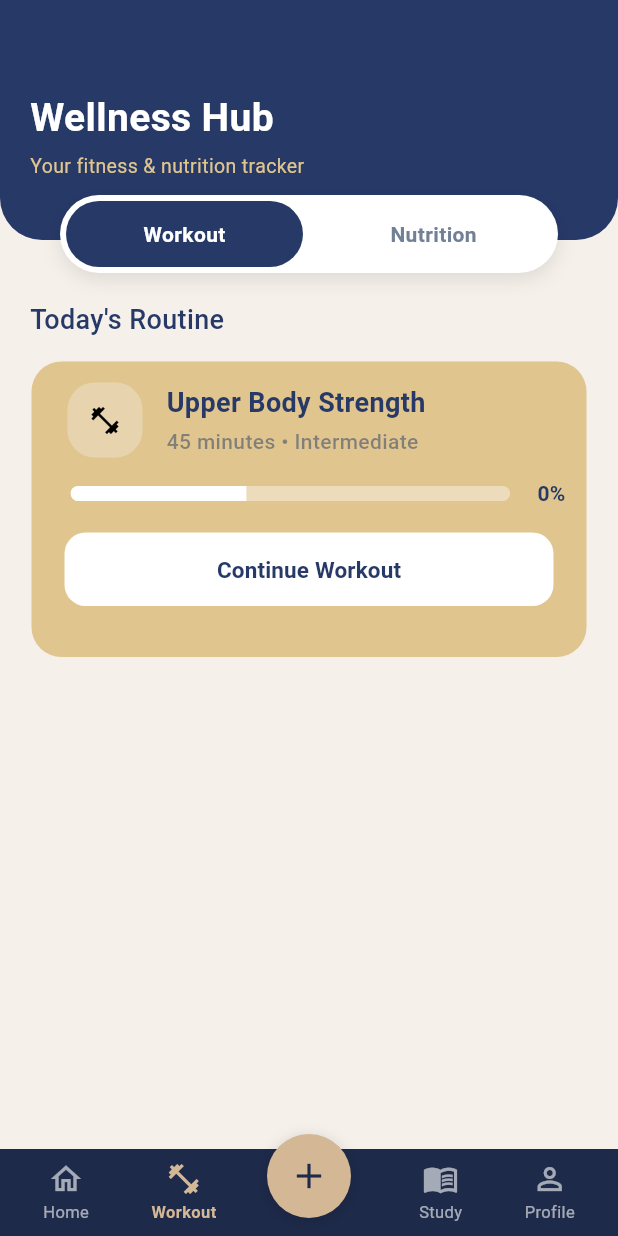
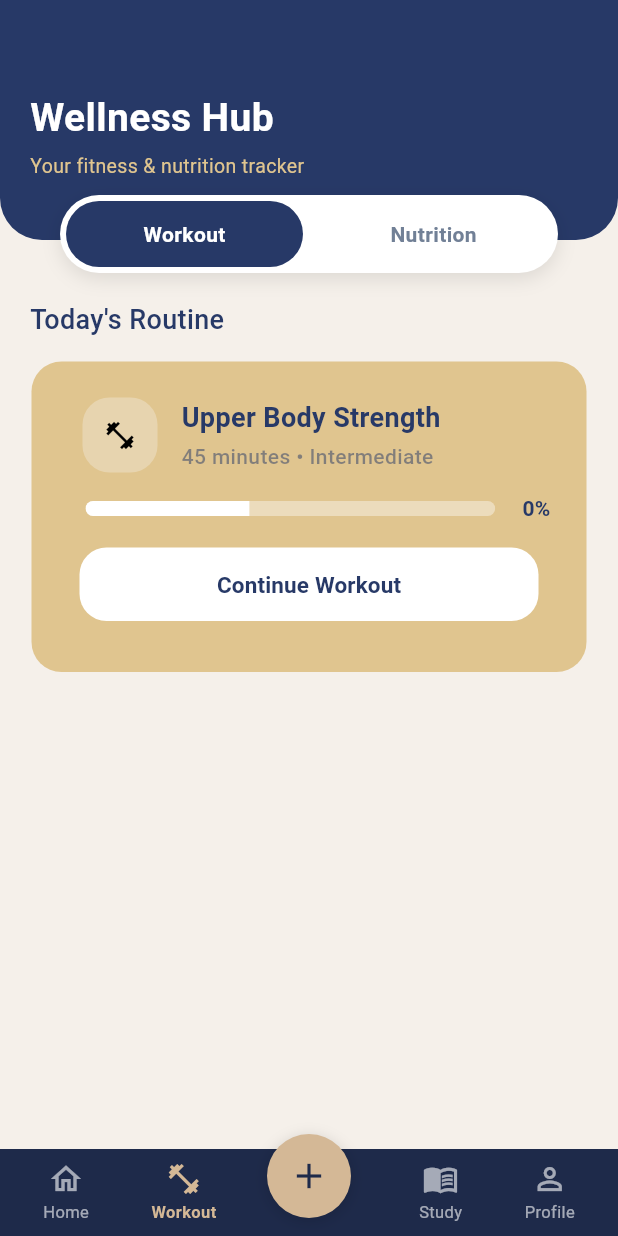
Before and after one commit to Kaido147/Nutrisense-Application, a Flutter app: the screen it shows after launch, item 2 of the bottom bar chosen, on a phone screen of 412 x 824 dp. Run offline on Flutter 3.47's test engine with Material 3 defaults, Android fonts, the phone set to English and light mode, and no system bars.

Commit message:
adjustment, added icon, fixed naming, add themes for responsiveness

```diff
--- a/lib/main.dart
+++ b/lib/main.dart
@@ -1,18 +1,36 @@
 import 'package:flutter/material.dart';
 import 'layout/main_navigation.dart';
+import 'package:flutter/services.dart';
 
 void main() {
+  SystemChrome.setSystemUIOverlayStyle(const SystemUiOverlayStyle(
+    statusBarColor: Colors.transparent, // Optional: make status bar background transparent
+    statusBarIconBrightness: Brightness.dark, // For Android (dark icons)
+    statusBarBrightness: Brightness.light, // For iOS (dark icons)
+  ));
   runApp(const MyApp());
 }
 
 class MyApp extends StatelessWidget {
   const MyApp({super.key});
 
+
+
   // This widget is the root of your application.
   @override
   Widget build(BuildContext context) {
-    return const MaterialApp(
+    return MaterialApp(
+      theme: ThemeData(
+        useMaterial3: true,
+        appBarTheme: const AppBarTheme(
+          systemOverlayStyle: SystemUiOverlayStyle(
+            statusBarIconBrightness: Brightness.light,
+            statusBarBrightness: Brightness.dark,
+          ),
+        ),
+      ),
       debugShowCheckedModeBanner: false,
+      title: "Nutrisense",
       home: MainNavigation(),
     );
   }
--- a/lib/pages/workout.dart
+++ b/lib/pages/workout.dart
@@ -54,7 +54,7 @@
             SizedBox(height: 15),
             Container(
               margin: const EdgeInsets.symmetric(horizontal: 21),
-              padding: const EdgeInsets.all(14),
+              padding: const EdgeInsets.all(24),
               decoration: BoxDecoration(
                 color: _goldTan,
                 borderRadius: BorderRadius.circular(20),
@@ -142,9 +142,9 @@
                   ),
                   const SizedBox(height: 16),
 
-                  // Button "Continue AHHH"
+                  // Button "Continue Workout"
                   Container(
-                  margin: const EdgeInsets.only(left: 8, right: 8, bottom: 20),
+                  margin: const EdgeInsets.only(left: 8, right: 8, bottom: 10),
                   child:   GestureDetector(
                     onTap: () async {
                           setState(() => _isPressed = true);
@@ -152,9 +152,9 @@
                           setState(() => _isPressed = false);
                     },
 
-                    // Animation Ngani
+                    // Animation
                     child: AnimatedScale(
-                      scale: _isPressed ? 1.05 : 1.0,
+                      scale: _isPressed ? 1.03 : 1.0,
                       duration: const Duration(milliseconds: 150),
                       curve: Curves.easeOut,
                       child: SizedBox(
@@ -166,7 +166,7 @@
                             disabledForegroundColor: _navyBlue,
                             elevation: 0,
                             padding: const EdgeInsets.symmetric(vertical: 14),
-                            shape: RoundedRectangleBorder(borderRadius: BorderRadius.circular(14)),
+                            shape: RoundedRectangleBorder(borderRadius: BorderRadius.circular(18)),
                             splashFactory: NoSplash.splashFactory,
                           ),
                           child: const Text(
@@ -188,7 +188,7 @@
         );
   }
 
-  // ─── Header Stack ───────────────────────────────────────────────────────────
+  //  Header Stack
   /// Combines the navy header and the overlapping tab toggle into a Stack.
   Widget _buildHeaderStack(BuildContext context) {
     return Stack(
@@ -197,7 +197,7 @@
     );
   }
 
-  // ─── Navy Header ────────────────────────────────────────────────────────────
+  // Navy Header
   /// Dark blue rounded container showing the app title and subtitle.
   Widget _buildNavyHeader(BuildContext context) {
     return Container(
@@ -246,7 +246,7 @@
     );
   }
 
-  // ─── Tab Toggle ─────────────────────────────────────────────────────────────
+  // Tab Toggle
   /// Floating pill-shaped toggle that overlaps the bottom edge of the header.
   Widget _buildTabToggle() {
     return Positioned(
--- a/pubspec.yaml
+++ b/pubspec.yaml
@@ -34,6 +34,7 @@
   # The following adds the Cupertino Icons font to your application.
   # Use with the CupertinoIcons class for iOS style icons.
   cupertino_icons: ^1.0.8
+  flutter_launcher_icons: ^0.14.4
 
 dev_dependencies:
   flutter_test:
@@ -87,3 +88,5 @@
   #
   # For details regarding fonts from package dependencies,
   # see https://flutter.dev/to/font-from-package
+
+  # Flutter Icons
```
Also changed, not shown: flutter_launcher_icons.yaml (added, +34 -0 lines), assets/imgs/1x1.jpg (added), pubspec.lock, 29 other files.
